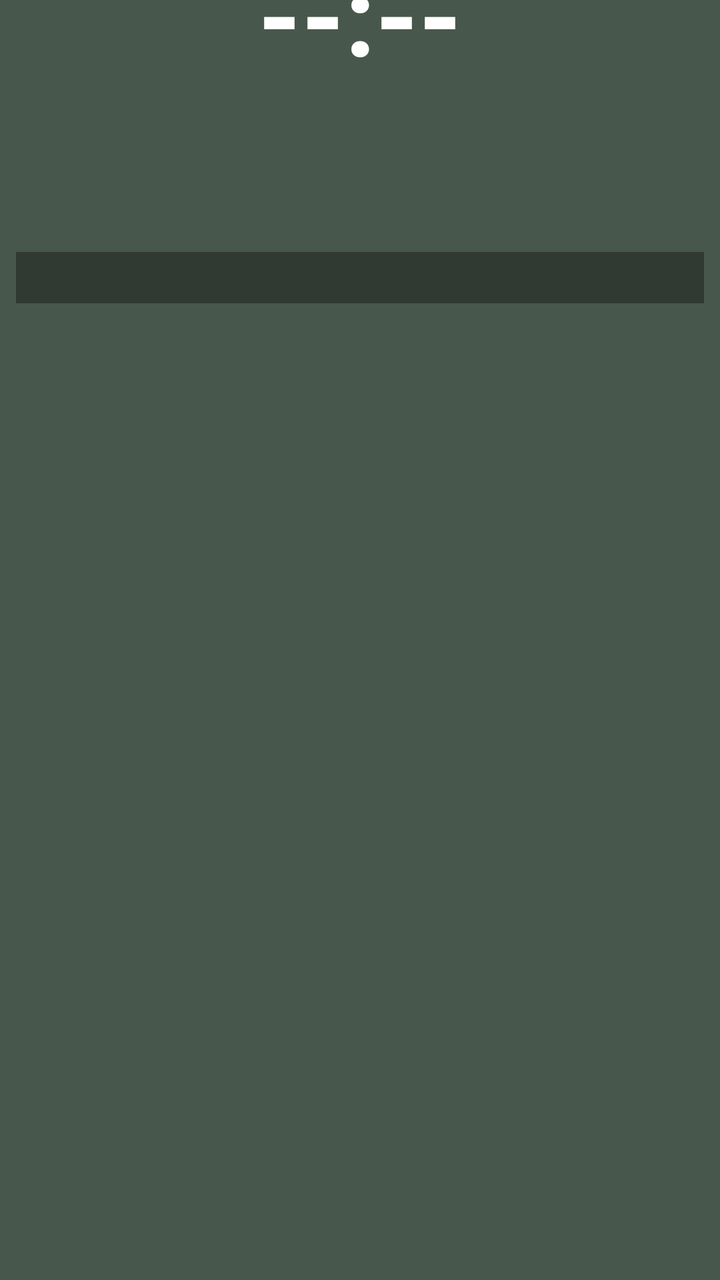
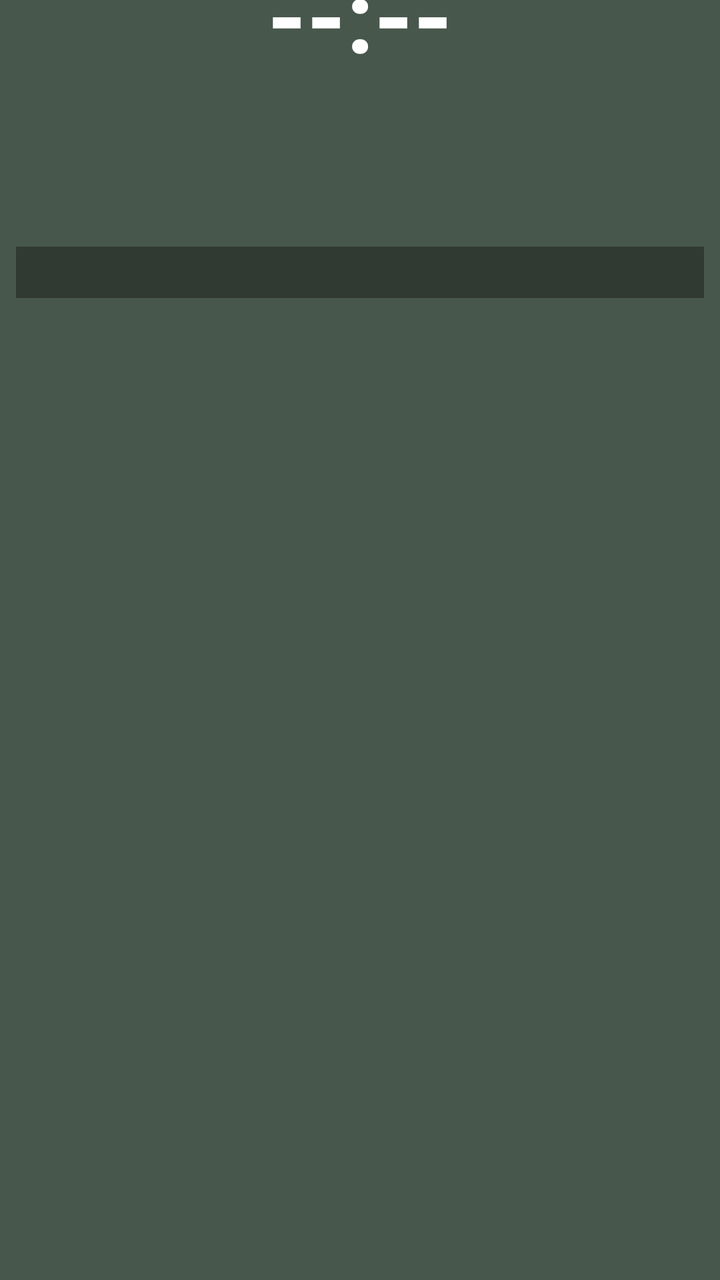

An Android layout rendered at two revisions. The XML below is the earlier revision; the diff shows what the commit changed to produce the second picture.
<!-- AndroidManifest.xml: fallback theme Theme.MaterialComponents.DayNight.NoActionBar -->
<!-- res/layout/prayer_widget_layout.xml -->
<?xml version="1.0" encoding="utf-8"?>
<LinearLayout xmlns:android="http://schemas.android.com/apk/res/android"
    android:layout_width="match_parent"
    android:layout_height="match_parent"
    android:orientation="vertical"
    android:background="@drawable/widget_background"
    android:paddingStart="8dp"
    android:paddingEnd="8dp"
    android:paddingTop="0dp"
    android:paddingBottom="8dp">

    
    <TextView
        android:id="@+id/widget_time"
        android:layout_width="match_parent"
        android:layout_height="wrap_content"
        android:layout_marginTop="-23dp"
        android:text="--:--"
        android:textColor="#FFFFFF"
        android:textSize="55sp"
        android:textStyle="bold"
        android:includeFontPadding="false"
        android:gravity="center" />

    
    <LinearLayout
        android:layout_width="match_parent"
        android:layout_height="wrap_content"
        android:layout_marginTop="-23dp"
        android:orientation="horizontal"
        android:gravity="center_vertical">

        <TextView
            android:id="@+id/widget_day"
            android:layout_width="0dp"
            android:layout_height="wrap_content"
            android:layout_weight="3"
            android:text=""
            android:textColor="#FFFFFF"
            android:textSize="25sp"
            android:textStyle="bold"
            android:includeFontPadding="false"
            android:singleLine="true"
            android:ellipsize="end" />

        <TextView
            android:id="@+id/widget_weather"
            android:layout_width="0dp"
            android:layout_height="wrap_content"
            android:layout_weight="4"
            android:text=""
            android:textColor="#80DEEA"
            android:textSize="13sp"
            android:textStyle="bold"
            android:gravity="end"
            android:singleLine="true"
            android:ellipsize="start" />

    </LinearLayout>

    
    <LinearLayout
        android:layout_width="match_parent"
        android:layout_height="wrap_content"
        android:layout_marginTop="-4dp"
        android:orientation="horizontal">

        
        <LinearLayout
            android:layout_width="0dp"
            android:layout_height="wrap_content"
            android:layout_weight="1"
            android:orientation="vertical">

            <TextView
                android:id="@+id/widget_gregorian"
                android:layout_width="wrap_content"
                android:layout_height="wrap_content"
                android:text=""
                android:textColor="#E0E0E0"
                android:textSize="16sp"
                android:textStyle="bold" />

            <TextView
                android:id="@+id/widget_hijri"
                android:layout_width="wrap_content"
                android:layout_height="wrap_content"
                android:layout_marginTop="3dp"
                android:text=""
                android:textColor="#FFD54F"
                android:textSize="15sp"
                android:textStyle="bold" />

            <TextView
                android:id="@+id/widget_bangla_date"
                android:layout_width="wrap_content"
                android:layout_height="wrap_content"
                android:layout_marginTop="3dp"
                android:text=""
                android:textColor="#80DEEA"
                android:textSize="15sp"
                android:textStyle="bold" />

        </LinearLayout>

        
        <LinearLayout
            android:layout_width="0dp"
            android:layout_height="wrap_content"
            android:layout_weight="1"
            android:orientation="vertical">

            <TextView
                android:id="@+id/widget_sunrise"
                android:layout_width="wrap_content"
                android:layout_height="wrap_content"
                android:text=""
                android:textColor="#FFD54F"
                android:textSize="14sp"
                android:textStyle="bold" />

            <TextView
                android:id="@+id/widget_sunset"
                android:layout_width="wrap_content"
                android:layout_height="wrap_content"
                android:layout_marginTop="2dp"
                android:text=""
                android:textColor="#FFD54F"
                android:textSize="14sp"
                android:textStyle="bold" />

            <TextView
                android:id="@+id/widget_sehri"
                android:layout_width="wrap_content"
                android:layout_height="wrap_content"
                android:layout_marginTop="2dp"
                android:text=""
                android:textColor="#00E676"
                android:textSize="14sp"
                android:textStyle="bold" />

            <TextView
                android:id="@+id/widget_iftar"
                android:layout_width="wrap_content"
                android:layout_height="wrap_content"
                android:layout_marginTop="2dp"
                android:text=""
                android:textColor="#00E676"
                android:textSize="14sp"
                android:textStyle="bold" />

        </LinearLayout>
    </LinearLayout>

    
    <TextView
        android:id="@+id/widget_alert"
        android:layout_width="match_parent"
        android:layout_height="wrap_content"
        android:layout_marginTop="-1dp"
        android:paddingTop="4dp"
        android:paddingBottom="4dp"
        android:paddingStart="4dp"
        android:paddingEnd="4dp"
        android:background="#55000000"
        android:text=""
        android:textColor="#FFD54F"
        android:textSize="13sp"
        android:textStyle="bold"
        android:gravity="start"
        android:maxLines="10"
        android:ellipsize="end" />

</LinearLayout>
<!-- resources referenced by this layout -->
<resources>
  <!-- drawable widget_background (drawable) -->
  <?xml version="1.0" encoding="utf-8"?>
  <shape xmlns:android="http://schemas.android.com/apk/res/android"
      android:shape="rectangle">
      <solid android:color="#CC1B2E1F" />
  </shape>
</resources>

<!-- the commit's change to res/layout/prayer_widget_layout.xml (unified diff, before → after) -->
@@ -14,10 +14,10 @@
         android:id="@+id/widget_time"
         android:layout_width="match_parent"
         android:layout_height="wrap_content"
-        android:layout_marginTop="-23dp"
+        android:layout_marginTop="-20dp"
         android:text="--:--"
         android:textColor="#FFFFFF"
-        android:textSize="55sp"
+        android:textSize="50sp"
         android:textStyle="bold"
         android:includeFontPadding="false"
         android:gravity="center" />
